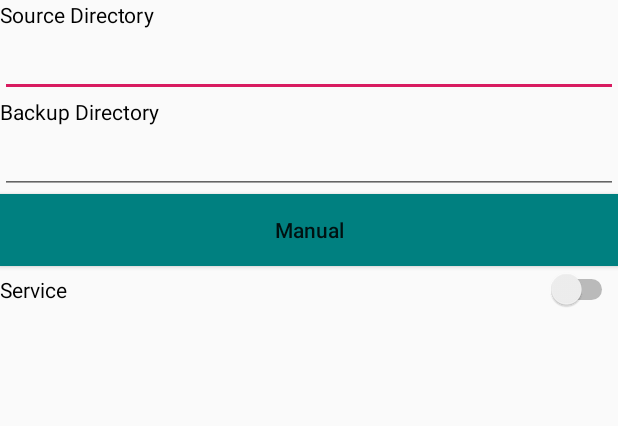
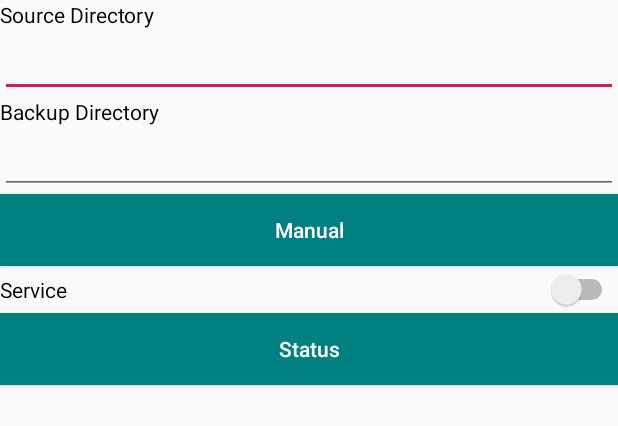
Before and after one commit to sidjoshi12/SoniCopy, an Android app: the layout activity_main2.xml on its own in the app's theme, with its tools: preview values and no code run, on a phone screen of 412 x 824 dp. Shown: the top 426 px of the screen. Run offline under Robolectric (Android 15) with nearby library versions, the phone set to English and light mode, and no system bars.

Commit message:
status copy feature added.

```diff
--- a/app/src/main/res/layout/activity_main2.xml
+++ b/app/src/main/res/layout/activity_main2.xml
@@ -41,6 +41,7 @@
         android:background="@color/teal"
         android:layout_marginBottom="1pt"
         android:textAllCaps="false"
+        android:textColor="@color/white"
         android:id="@+id/btnOK"/>
 
     <Button
@@ -52,6 +53,7 @@
         android:layout_marginTop="1pt"
         android:textAllCaps="false"
         android:visibility="gone"
+        android:textColor="@color/white"
         android:id="@+id/btnStart"/>
 
     <Switch
@@ -60,4 +62,14 @@
         android:layout_height="wrap_content"
         android:theme="@style/SwitchTheme"
         android:text="Service" />
+    <Button
+        android:layout_width="match_parent"
+        android:layout_height="wrap_content"
+        android:text="Status"
+        android:onClick="Status_Click"
+        android:background="@color/teal"
+        android:textColor="@color/white"
+        android:layout_marginTop="1pt"
+        android:textAllCaps="false"
+        android:id="@+id/btnStatus"/>
 </LinearLayout>
--- a/app/src/main/res/values/colors.xml
+++ b/app/src/main/res/values/colors.xml
@@ -6,4 +6,5 @@
     <color name="teal">#008080</color>
     <color name="darkOrange">#FF8C00</color>
     <color name="black">#000000</color>
+    <color name="white">#FFFFFF</color>
 </resources>
```
Also changed, not shown: app/src/main/java/com/siddharth/sonicopy/Main2Activity.java (+32 -1 lines), app/src/main/java/com/siddharth/sonicopy/Replicate.java (+15 -0 lines).
